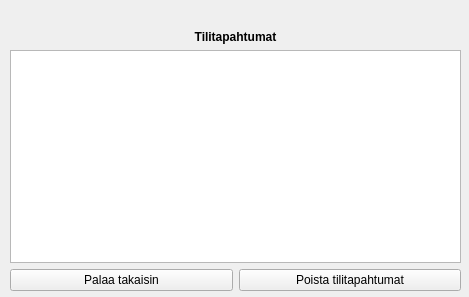
Before: the Qt Designer form bank-automat/accwithdrawals.ui in JuusoToratti/tvt23pankkiprojekti, drawn with Qt 5.
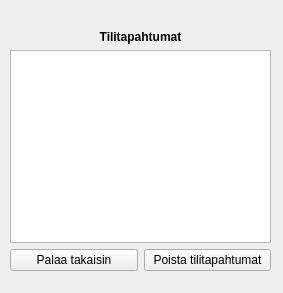
After: the same form once the commit is applied.

Patch:
```diff
--- a/bank-automat/accwithdrawals.ui
+++ b/bank-automat/accwithdrawals.ui
@@ -6,8 +6,8 @@
    <rect>
     <x>0</x>
     <y>0</y>
-    <width>469</width>
-    <height>297</height>
+    <width>283</width>
+    <height>293</height>
    </rect>
   </property>
   <property name="windowTitle">
@@ -18,8 +18,8 @@
     <rect>
      <x>10</x>
      <y>30</y>
-     <width>451</width>
-     <height>261</height>
+     <width>261</width>
+     <height>241</height>
     </rect>
    </property>
    <layout class="QGridLayout" name="gridLayout">
```
